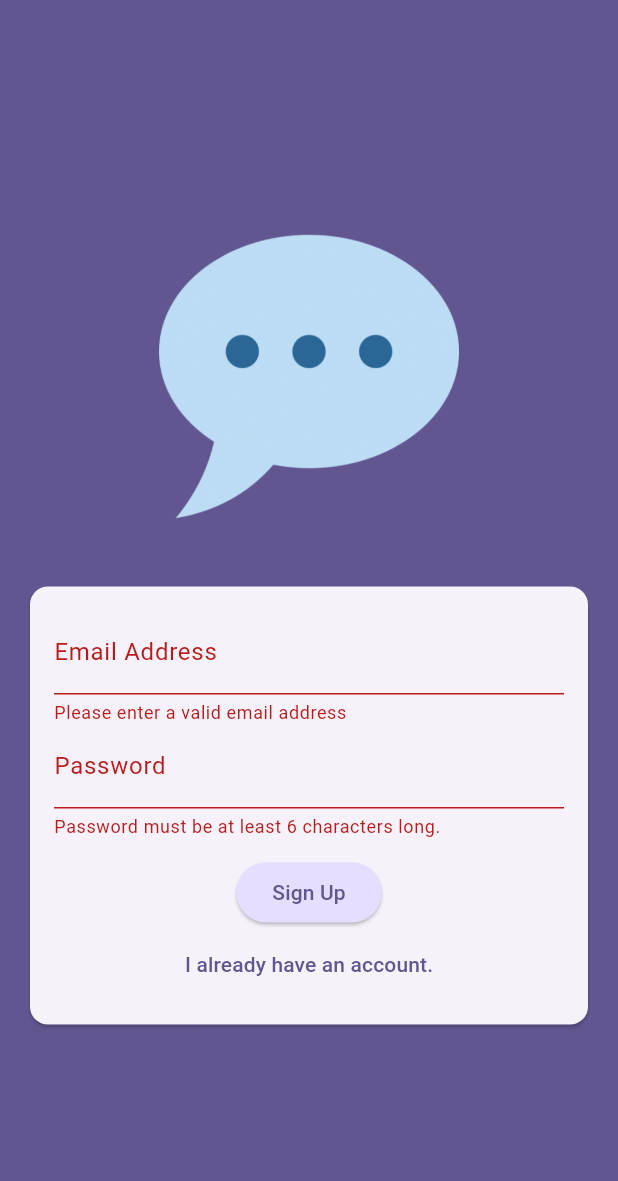
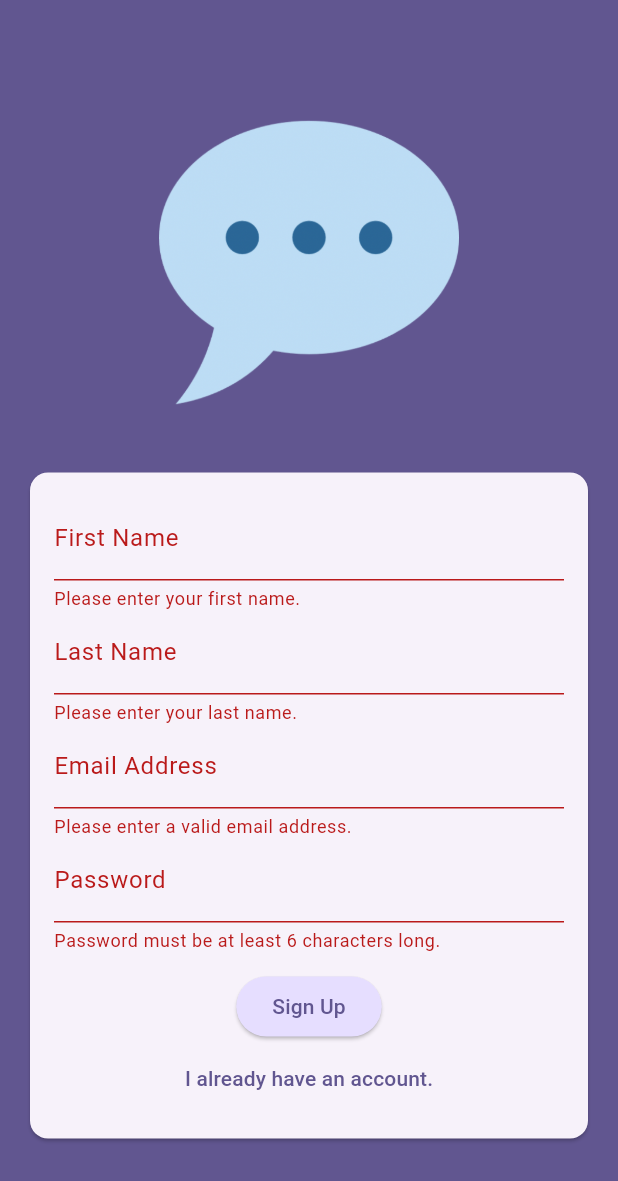
Before and after one commit to prithvirajbaral/chat_app, a Flutter app: the screen it shows after launch, after a tap on "Login", after a tap on "Create an account", after a tap on "Sign Up", on a phone screen of 412 x 824 dp. Shown: the top 1181 px of the screen. Run offline on Flutter 3.47's test engine with Material 3 defaults, Android fonts, the phone set to English and light mode, and no system bars; our stand-ins replace cloud_firestore, firebase_auth, firebase_core; accounts and stored records are empty.

Commit message:
Add user registration fields and Firestore integration in AuthScreen

```diff
--- a/lib/screens/auth.dart
+++ b/lib/screens/auth.dart
@@ -1,3 +1,4 @@
+import 'package:cloud_firestore/cloud_firestore.dart';
 import 'package:flutter/material.dart';
 import 'package:firebase_auth/firebase_auth.dart';
 
@@ -16,28 +17,43 @@ class _AuthScreenState extends State<AuthScreen> {
   var _isLogin = true;
   var _enterEmail = '';
   var _enterPassword = '';
+  var _enterFirstName = '';
+  var _enterLastName = '';
+  var _enterUserName = '';
   var _isLoading = false;
 
   void _submit() async {
     final isValid = _formKey.currentState!.validate();
-
-    if (!isValid) {
-      return;
-    }
+    if (!isValid) return;
 
     _formKey.currentState!.save();
     setState(() {
       _isLoading = true;
     });
 
+    UserCredential? userCredentials;
+
     try {
       if (_isLogin) {
-        await _firebase.signInWithEmailAndPassword(
-            email: _enterEmail, password: _enterPassword);
+        userCredentials = await _firebase.signInWithEmailAndPassword(
+          email: _enterEmail,
+          password: _enterPassword,
+        );
+      } else {
+        userCredentials = await _firebase.createUserWithEmailAndPassword(
+          email: _enterEmail,
+          password: _enterPassword,
+        );
 
-      } else {
-        await _firebase.createUserWithEmailAndPassword(
-            email: _enterEmail, password: _enterPassword);
+        await FirebaseFirestore.instance
+            .collection('users')
+            .doc(userCredentials.user!.uid)
+            .set({
+          'first_name': _enterFirstName,
+          'last_name': _enterLastName,
+          'user_name' : 'to be ...',
+          'email': _enterEmail,
+        });
       }
     } on FirebaseAuthException catch (e) {
       if (!mounted) return;
@@ -49,9 +65,7 @@ class _AuthScreenState extends State<AuthScreen> {
 
       ScaffoldMessenger.of(context).clearSnackBars();
       ScaffoldMessenger.of(context).showSnackBar(
-        SnackBar(
-          content: Text(errorMessage),
-        ),
+        SnackBar(content: Text(errorMessage)),
       );
     } finally {
       if (mounted) {
@@ -87,6 +101,34 @@ class _AuthScreenState extends State<AuthScreen> {
                       child: Column(
                         mainAxisSize: MainAxisSize.min,
                         children: [
+                          if (!_isLogin)
+                            TextFormField(
+                              decoration: const InputDecoration(
+                                  labelText: 'First Name'),
+                              validator: (value) {
+                                if (value == null || value.trim().isEmpty) {
+                                  return 'Please enter your first name.';
+                                }
+                                return null;
+                              },
+                              onSaved: (value) {
+                                _enterFirstName = value!;
+                              },
+                            ),
+                          if (!_isLogin)
+                            TextFormField(
+                              decoration:
+                                  const InputDecoration(labelText: 'Last Name'),
+                              validator: (value) {
+                                if (value == null || value.trim().isEmpty) {
+                                  return 'Please enter your last name.';
+                                }
+                                return null;
+                              },
+                              onSaved: (value) {
+                                _enterLastName = value!;
+                              },
+                            ),
                           TextFormField(
                             decoration: const InputDecoration(
                                 labelText: 'Email Address'),
@@ -97,7 +139,7 @@ class _AuthScreenState extends State<AuthScreen> {
                               if (value == null ||
                                   value.trim().isEmpty ||
                                   !value.contains('@')) {
-                                  return 'Please enter a valid email address';
+                                return 'Please enter a valid email address.';
                               }
                               return null;
                             },
@@ -117,9 +159,7 @@ class _AuthScreenState extends State<AuthScreen> {
                             },
                             onSaved: (newValue) => _enterPassword = newValue!,
                           ),
-                            const SizedBox(
-                              height: 12,
-                            ),
+                          const SizedBox(height: 12),
                           if (_isLoading) const CircularProgressIndicator(),
                           if (!_isLoading)
                             ElevatedButton(
@@ -142,7 +182,8 @@ class _AuthScreenState extends State<AuthScreen> {
                                 : 'I already have an account.'),
                           )
                         ],
-                        )),
+                      ),
+                    ),
                   ),
                 ),
               )
```
Lines whose indentation alone changed are shown as unchanged.
